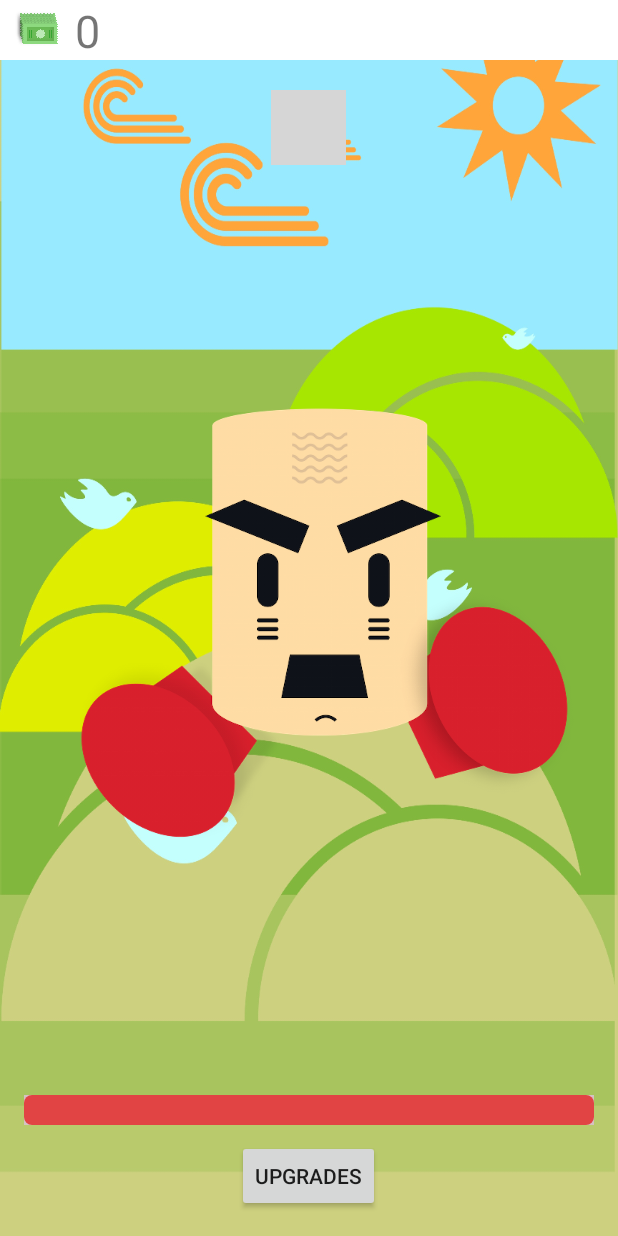
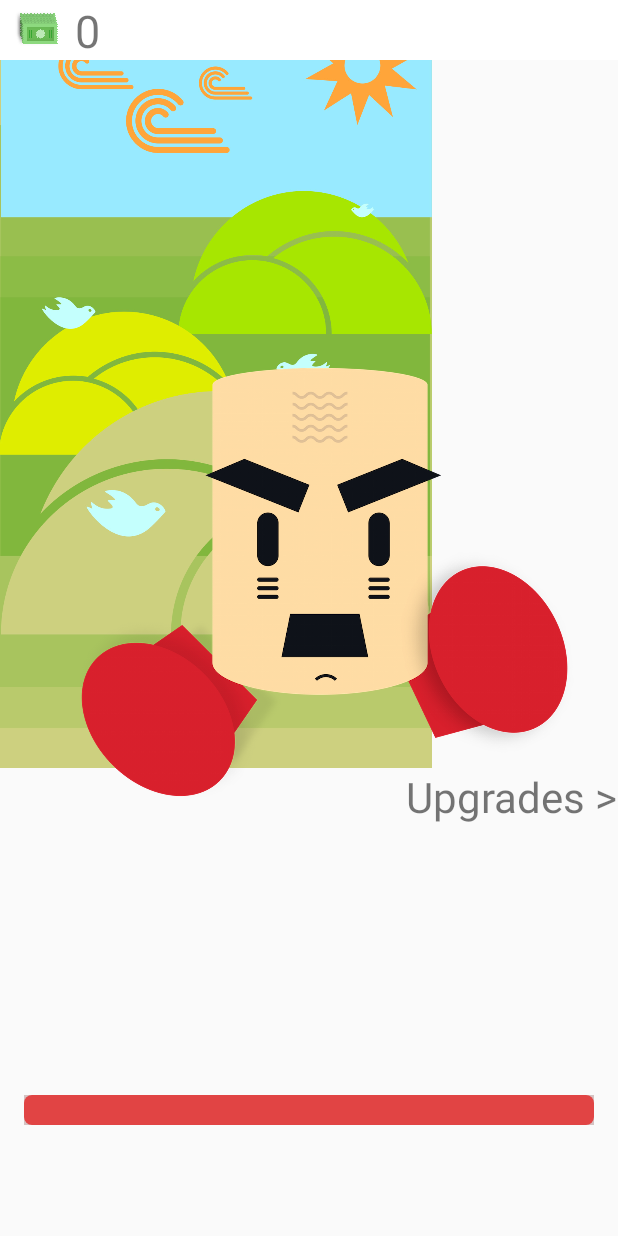
Before and after one commit to rolandtshen/Smash, an Android app: the screen it shows after launch (MainActivity), on a phone screen of 412 x 824 dp. Run offline under Robolectric (Android 15) with nearby library versions, the phone set to English and light mode, and no system bars; grey boxes are pictures that could not be loaded.

Commit message:
Fixed image sizes, no lag

```diff
--- a/app/src/main/java/com/smashproject/smash/MainActivity.java
+++ b/app/src/main/java/com/smashproject/smash/MainActivity.java
@@ -1,5 +1,6 @@
 package com.smashproject.smash;
 
+import android.content.Context;
 import android.media.MediaPlayer;
 import android.support.v7.app.AppCompatActivity;
 import android.os.Bundle;
@@ -8,22 +9,26 @@ import android.view.animation.Animation;
 import android.view.animation.AnimationUtils;
 import android.widget.Button;
 import android.widget.ImageButton;
+import android.widget.ImageView;
 import android.widget.ProgressBar;
 import android.widget.RelativeLayout;
 import android.widget.TextView;
+
+import org.w3c.dom.Text;
 
 
 public class MainActivity extends AppCompatActivity {
     //all variables
     TextView pointsTextView;
     ImageButton mTarget;
-    Button upgrades;
-    RelativeLayout background;
+    TextView upgradesLabel;
+    ImageView background;
     Target target;
     ProgressBar healthBar;
     MediaPlayer punchSoundMP;
     int deathIndex;
     int newIndex;
+    Context c;
 
     @Override
     protected void onCreate(Bundle savedInstanceState) {
@@ -35,11 +40,11 @@ public class MainActivity extends AppCompatActivity {
         pointsTextView = (TextView) findViewById(R.id.money);
         mTarget = (ImageButton) findViewById(R.id.target);
         //upgrades = (Button) findViewById(R.id.viewUpgrades);
-        background = (RelativeLayout) findViewById(R.id.background);
+        background = (ImageView) findViewById(R.id.bg);
         healthBar = (ProgressBar) findViewById(R.id.healthBar);
         target = new Target(this, mTarget, background);
-        upgrades = (Button) findViewById(R.id.upgradesButton);
-
+        upgradesLabel = (TextView) findViewById(R.id.upgrades);
+        c = this;
 
         healthBar.setMax(target.getMaxHealth());
         healthBar.setProgress(target.getCurrentHealth());
@@ -49,20 +54,18 @@ public class MainActivity extends AppCompatActivity {
         mTarget.setOnClickListener(new View.OnClickListener() {
             @Override
             public void onClick(View v) {
-
                 target.stopPlaying(punchSoundMP);
                 punchSoundMP = MediaPlayer.create(MainActivity.this, R.raw.smack);
                 punchSoundMP.start();
                 mTarget.startAnimation(anim);
                 target.fight();
 
-                if(target.isDead()) {
+                if (target.isDead()) {
                     deathIndex++;
-                }
-                else {
-                    if(deathIndex != newIndex) {
-                        target.changeCharacters(mTarget);
-                        target.changeBackgrounds(background);
+                } else {
+                    if (deathIndex != newIndex) {
+                        target.changeCharacters(mTarget, c);
+                        target.changeBackgrounds(background, c);
                         target.numPoints++;
                         newIndex++;
                     }
@@ -74,5 +77,10 @@ public class MainActivity extends AppCompatActivity {
                 pointsTextView.setText(target.numPoints + "");
             }
         });
+        upgradesLabel.setOnClickListener(new View.OnClickListener() {
+            public void onClick(View v){
+
+            }
+        });
     }
 }
--- a/app/src/main/java/com/smashproject/smash/Target.java
+++ b/app/src/main/java/com/smashproject/smash/Target.java
@@ -7,13 +7,12 @@ import android.graphics.BitmapFactory;
 import android.graphics.drawable.BitmapDrawable;
 import android.graphics.drawable.Drawable;
 import android.media.MediaPlayer;
-import android.os.Bundle;
-import android.widget.Button;
 import android.widget.ImageButton;
+import android.widget.ImageView;
 import android.widget.RelativeLayout;
-import android.widget.TextView;
 
 import java.util.Random;
+import java.util.zip.CheckedOutputStream;
 
 public class Target {
 
@@ -23,9 +22,9 @@ public class Target {
     public int numPoints = 0;
     public int damage = 1;
 
-    public Target(Context c, ImageButton mTarget, RelativeLayout background) {
-        mTarget.setImageResource(R.mipmap.charboxer);
-        background.setBackgroundDrawable(new BitmapDrawable(decodeSampledBitmapFromResource(c.getResources(), R.mipmap.bg10, 2304, 4096)));
+    public Target(Context c, ImageButton mTarget, ImageView background) {
+        mTarget.setImageBitmap(decodeSampledBitmapFromResource(c.getResources(), R.mipmap.charboxer, 1100, 1100));
+        background.setImageBitmap(decodeSampledBitmapFromResource(c.getResources(), R.mipmap.bg10, 1000, 1000));
     }
 
     int[] characters = {
@@ -55,19 +54,16 @@ public class Target {
             R.mipmap.bg10,
     };
 
-    int[] gloves = {
-    };
-
-    public void changeCharacters(ImageButton current) {
+    public void changeCharacters(ImageButton current, Context c) {
         Random rand = new Random();
         int random = rand.nextInt(characters.length);
-        current.setImageResource(characters[random]);
+        current.setImageBitmap(decodeSampledBitmapFromResource(c.getResources(), characters[random], 1100, 1100));
     }
 
-    public void changeBackgrounds(RelativeLayout background) {
+    public void changeBackgrounds(ImageView background, Context c) {
         Random rand = new Random();
         int random = rand.nextInt(backgrounds.length);
-        background.setBackgroundResource(backgrounds[random]);
+        background.setImageBitmap(decodeSampledBitmapFromResource(c.getResources(), backgrounds[random], 1000, 1000));
     }
 
 
@@ -108,6 +104,7 @@ public class Target {
         maxHealth += 1;
         currentHealth = maxHealth;
     }
+
     public static int calculateInSampleSize(BitmapFactory.Options options, int reqWidth, int reqHeight) {
         // Raw height and width of image
         final int height = options.outHeight;
@@ -130,8 +127,7 @@ public class Target {
         return inSampleSize;
     }
 
-    public static Bitmap decodeSampledBitmapFromResource(Resources res, int resId,
-                                                         int reqWidth, int reqHeight) {
+    public static Bitmap decodeSampledBitmapFromResource(Resources res, int resId, int reqWidth, int reqHeight) {
 
         // First decode with inJustDecodeBounds=true to check dimensions
         final BitmapFactory.Options options = new BitmapFactory.Options();
--- a/app/src/main/java/com/smashproject/smash/UpgradesActivity.java
+++ b/app/src/main/java/com/smashproject/smash/UpgradesActivity.java
@@ -1,4 +1,4 @@
-package com.smashproject.smash;
+/*package com.smashproject.smash;
 
 import java.util.ArrayList;
 
@@ -24,5 +24,5 @@ public class UpgradesActivity extends Activity {
         ListView listView = (ListView) findViewById(R.id.list);
         listView.setAdapter(adapter);
     }
-
 }
+*/
--- a/app/src/main/java/com/smashproject/smash/UpgradesAdapter.java
+++ b/app/src/main/java/com/smashproject/smash/UpgradesAdapter.java
@@ -1,4 +1,4 @@
-package com.smashproject.smash;
+/*package com.smashproject.smash;
 
 import java.util.ArrayList;
     import android.content.Context;
@@ -74,3 +74,4 @@ public class UpgradesAdapter extends ArrayAdapter<Upgrades> {
         return BitmapFactory.decodeResource(res, resId, options);
     }
 }
+*/
--- a/app/src/main/res/layout/activity_main.xml
+++ b/app/src/main/res/layout/activity_main.xml
@@ -7,16 +7,25 @@
     tools:context="com.rolandshen.smash.MainActivity"
     android:id="@+id/background">
 
+    <ImageView
+        android:layout_width="wrap_content"
+        android:layout_height="wrap_content"
+        android:id="@+id/bg"
+        android:layout_alignParentTop="true"
+        android:layout_alignParentLeft="true"
+        android:layout_alignParentStart="true"/>
+
     <ImageButton
         android:id="@+id/target"
         android:layout_width="wrap_content"
         android:layout_height="300sp"
         android:background="@null"
-        android:layout_centerVertical="true"
         android:layout_alignParentRight="true"
         android:layout_alignParentEnd="true"
         android:layout_alignParentLeft="true"
-        android:layout_alignParentStart="true"/>
+        android:layout_alignParentStart="true"
+        android:layout_below="@+id/linearLayout"
+        android:layout_above="@+id/healthBar"/>
 
     <ProgressBar
         style="@android:style/Widget.ProgressBar.Horizontal"
@@ -31,14 +40,6 @@
         android:layout_marginBottom="58dp"
         android:progressTint="#e14444"
         android:progressBackgroundTint="#d8d8d8"/>
-
-    <Button
-        android:layout_width="wrap_content"
-        android:layout_height="wrap_content"
-        android:text="Upgrades"
-        android:id="@+id/upgradesButton"
-        android:layout_alignParentBottom="true"
-        android:layout_centerHorizontal="true" />
 
     <LinearLayout
         android:orientation="horizontal"
@@ -66,13 +67,14 @@
 
     </LinearLayout>
 
-    <ImageView
-        android:layout_width="50sp"
-        android:layout_height="50sp"
-        android:id="@+id/imageView"
-        android:layout_below="@+id/linearLayout"
-        android:layout_centerHorizontal="true"
-        android:src="@mipmap/logo"
-        android:layout_marginTop="20dp" />
+    <TextView
+        android:layout_width="wrap_content"
+        android:layout_height="wrap_content"
+        android:text="Upgrades >"
+        android:id="@+id/upgrades"
+        android:textSize="28sp"
+        android:layout_below="@+id/bg"
+        android:layout_alignParentRight="true"
+        android:layout_alignParentEnd="true"/>
 
 </RelativeLayout>
```
Also changed, not shown: app/src/main/java/com/smashproject/smash/Upgrades.java (+11 -12 lines).
